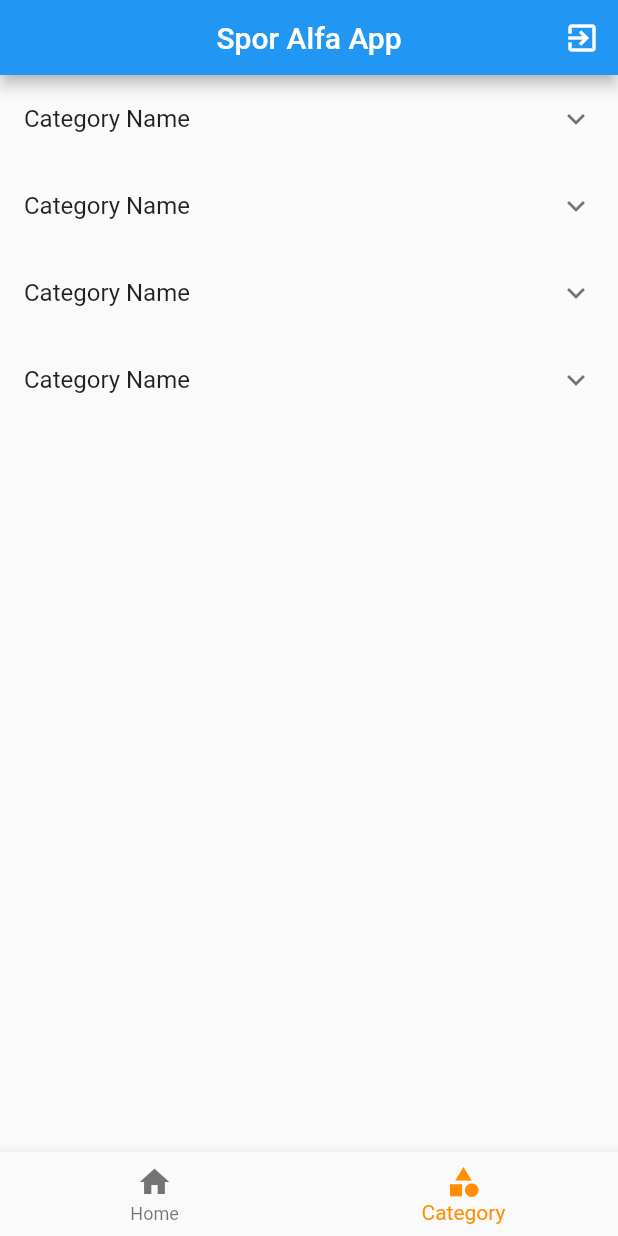
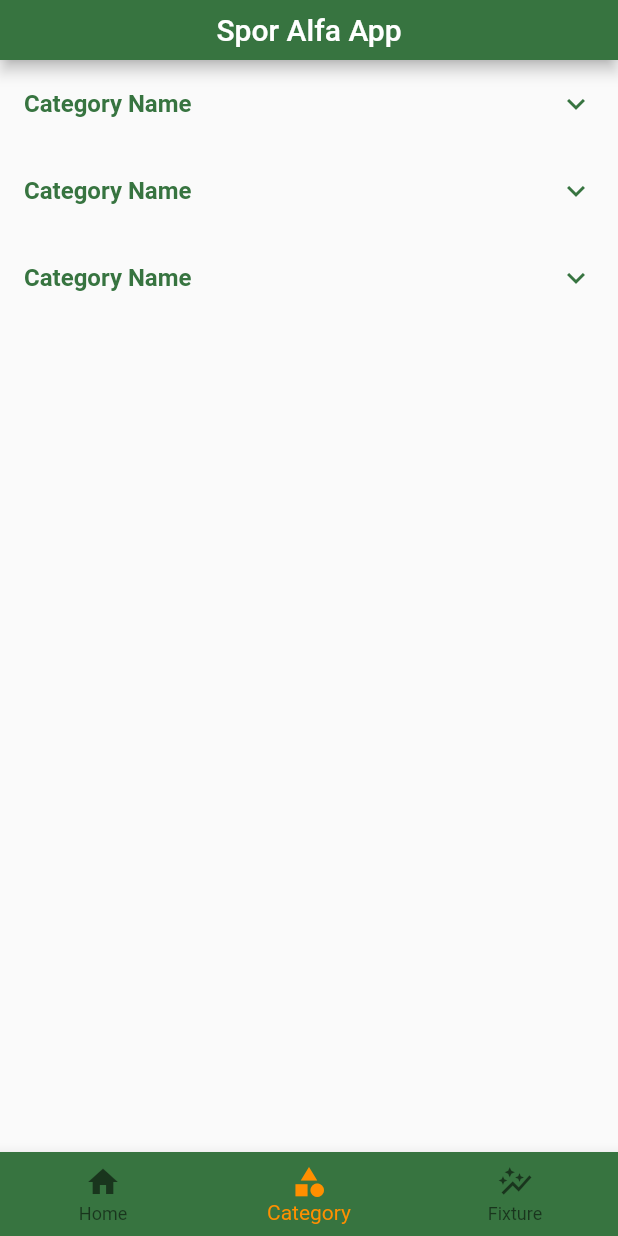
Before and after one commit to 0xmudur/spor-alfa-app, a Flutter app: the screen it shows after launch, item 2 of the bottom bar chosen, on a phone screen of 412 x 824 dp. Run offline on Flutter 3.47's test engine with Material 2 defaults, Android fonts, the phone set to English and light mode, and no system bars; our stand-ins replace carousel_slider, firebase_core, firebase_messaging, flutter_local_notifications, flutter_svg, get_it and 1 more; accounts and stored records are empty; network calls fail.

Commit message:
Theme color added

```diff
--- a/lib/common/spor_alfa_app_bar.dart
+++ b/lib/common/spor_alfa_app_bar.dart
@@ -1,28 +1,19 @@
 import 'package:flutter/material.dart';
+import 'package:spor_alfa_app/common/spor_alfa_theme.dart';
 
 class SporAlfaAppBar extends StatelessWidget implements PreferredSizeWidget {
   const SporAlfaAppBar({Key? key}) : super(key: key);
 
   @override
-  Size get preferredSize => const Size.fromHeight(50);
+  Size get preferredSize => const Size.fromHeight(40);
 
   @override
   Widget build(BuildContext context) {
     return AppBar(
+      backgroundColor: SporAlfaTheme.primaryColor,
       centerTitle: true,
       title: const Text('Spor Alfa App'),
-      actions: <Widget>[
-        IconButton(
-          icon: const Icon(
-            Icons.exit_to_app,
-            color: Colors.white,
-          ),
-          onPressed: () {
-            // FirebaseAuth.instance.signOut();
-            // _confirmSignOutAlert(context);
-          },
-        ),
-      ],
+
     );
   }
 }
--- a/lib/common/theme.dart
+++ b/lib/common/spor_alfa_theme.dart
@@ -17,9 +17,9 @@ class SporAlfaTheme {
   static TextTheme get textTheme => _textTheme;
   static final AppBarTheme _appBarTheme = const AppBarTheme().copyWith(elevation: 0);
   static AppBarTheme get appBarTheme => _appBarTheme;
-  static const Color _primaryColor = Color.fromRGBO(214, 94, 94, 1);
+  static const Color _primaryColor = Color.fromRGBO(55, 116, 64, 1);
   static Color get primaryColor => _primaryColor;
-  static const TextSelectionThemeData _textSelectionTheme = TextSelectionThemeData(cursorColor: Color.fromRGBO(214, 94, 94, 1));
+  static const TextSelectionThemeData _textSelectionTheme = TextSelectionThemeData(cursorColor: Color.fromRGBO(55, 116, 64, 1));
   static TextSelectionThemeData get textSelectionTheme => _textSelectionTheme;
   static const ButtonThemeData _buttonTheme = ButtonThemeData();
   static ButtonThemeData get buttonTheme => _buttonTheme;
--- a/lib/main_view.dart
+++ b/lib/main_view.dart
@@ -1,5 +1,7 @@
 import 'package:flutter/material.dart';
 import 'package:spor_alfa_app/common/spor_alfa_app_bar.dart';
+import 'package:spor_alfa_app/common/spor_alfa_theme.dart';
+import 'package:spor_alfa_app/view/fixture_view/fixture_view.dart';
 import 'package:spor_alfa_app/view/home_view/home_view.dart';
 import 'package:provider/provider.dart';
 
@@ -14,6 +16,7 @@ class MainView extends StatelessWidget {
   final List<Widget> _widgetOptions = <Widget>[
     const HomeView(),
      CategoryView(),
+    FixtureView()
   ];
 
   MainView({Key? key}) : super(key: key);
@@ -28,6 +31,7 @@ class MainView extends StatelessWidget {
           appBar: const SporAlfaAppBar(),
           body: _widgetOptions.elementAt(model.selectedIndex),
           bottomNavigationBar: BottomNavigationBar(
+            backgroundColor: SporAlfaTheme.primaryColor,
             items: const <BottomNavigationBarItem>[
               BottomNavigationBarItem(
                 icon: Icon(Icons.home),
@@ -37,6 +41,11 @@ class MainView extends StatelessWidget {
               BottomNavigationBarItem(
                 icon: Icon(Icons.category),
                 label: 'Category',
+                backgroundColor: Colors.purple,
+              ),
+              BottomNavigationBarItem(
+                icon: Icon(Icons.auto_graph),
+                label: 'Fixture',
                 backgroundColor: Colors.purple,
               ),
             ],
--- a/lib/view/catogory_view/category_view.dart
+++ b/lib/view/catogory_view/category_view.dart
@@ -1,5 +1,5 @@
 import 'package:flutter/material.dart';
-
+import 'package:spor_alfa_app/common/spor_alfa_theme.dart';
 
 class CategoryView extends StatelessWidget {
   const CategoryView({Key? key}) : super(key: key);
@@ -8,51 +8,99 @@ class CategoryView extends StatelessWidget {
   Widget build(BuildContext context) {
     return ListView(
       children: [
-        ExpansionTile(title: Text('Category Name'), children: [
+        ExpansionTile(
+          collapsedIconColor: SporAlfaTheme.primaryColor,
+          collapsedTextColor: SporAlfaTheme.primaryColor,
+          textColor: SporAlfaTheme.primaryColor,
+          iconColor: SporAlfaTheme.primaryColor,
+          title: Text('Category Name', style:TextStyle(fontWeight: FontWeight.bold),),
+          children: [
             ListView(
               shrinkWrap: true,
               physics: ClampingScrollPhysics(),
               children: [
-            Padding(padding: const EdgeInsets.only(left: 24, top: 8, bottom: 8 ), child: Text('Subcategory'),),
-            Padding(padding: const EdgeInsets.only(left: 24, top: 8, bottom: 8 ), child: Text('Subcategory'),),
-            Padding(padding: const EdgeInsets.only(left: 24, top: 8, bottom: 8 ), child: Text('Subcategory'),),
-            Padding(padding: const EdgeInsets.only(left: 24, top: 8, bottom: 8 ), child: Text('Subcategory'),),
-          ],)
-        ],),
-        ExpansionTile(title: Text('Category Name'), children: [
+                Padding(
+                  padding: const EdgeInsets.only(left: 24, top: 8, bottom: 8),
+                  child: Text('Subcategory'),
+                ),
+                Padding(
+                  padding: const EdgeInsets.only(left: 24, top: 8, bottom: 8),
+                  child: Text('Subcategory'),
+                ),
+                Padding(
+                  padding: const EdgeInsets.only(left: 24, top: 8, bottom: 8),
+                  child: Text('Subcategory'),
+                ),
+                Padding(
+                  padding: const EdgeInsets.only(left: 24, top: 8, bottom: 8),
+                  child: Text('Subcategory'),
+                ),
+              ],
+            )
+          ],
+        ),
+        ExpansionTile(
+          collapsedIconColor: SporAlfaTheme.primaryColor,
+          collapsedTextColor: SporAlfaTheme.primaryColor,
+          textColor: SporAlfaTheme.primaryColor,
+          iconColor: SporAlfaTheme.primaryColor,
+          title: Text('Category Name', style:TextStyle(fontWeight: FontWeight.bold),),
+          children: [
             ListView(
               shrinkWrap: true,
               physics: ClampingScrollPhysics(),
               children: [
-              Padding(padding: const EdgeInsets.only(left: 24, top: 8, bottom: 8 ), child: Text('Subcategory'),),
-              Padding(padding: const EdgeInsets.only(left: 24, top: 8, bottom: 8 ), child: Text('Subcategory'),),
-              Padding(padding: const EdgeInsets.only(left: 24, top: 8, bottom: 8 ), child: Text('Subcategory'),),
-              Padding(padding: const EdgeInsets.only(left: 24, top: 8, bottom: 8 ), child: Text('Subcategory'),),
-            ],)
-        ],),
-        ExpansionTile(title: Text('Category Name'), children: [
+                Padding(
+                  padding: const EdgeInsets.only(left: 24, top: 8, bottom: 8),
+                  child: Text('Subcategory'),
+                ),
+                Padding(
+                  padding: const EdgeInsets.only(left: 24, top: 8, bottom: 8),
+                  child: Text('Subcategory'),
+                ),
+                Padding(
+                  padding: const EdgeInsets.only(left: 24, top: 8, bottom: 8),
+                  child: Text('Subcategory'),
+                ),
+                Padding(
+                  padding: const EdgeInsets.only(left: 24, top: 8, bottom: 8),
+                  child: Text('Subcategory'),
+                ),
+              ],
+            )
+          ],
+        ),
+        ExpansionTile(
+          collapsedIconColor: SporAlfaTheme.primaryColor,
+          collapsedTextColor: SporAlfaTheme.primaryColor,
+          textColor: SporAlfaTheme.primaryColor,
+          iconColor: SporAlfaTheme.primaryColor,
+          title: Text('Category Name', style:TextStyle(fontWeight: FontWeight.bold),),
+          children: [
             ListView(
               shrinkWrap: true,
               physics: ClampingScrollPhysics(),
               children: [
-              Padding(padding: const EdgeInsets.only(left: 24, top: 8, bottom: 8 ), child: Text('Subcategory'),),
-              Padding(padding: const EdgeInsets.only(left: 24, top: 8, bottom: 8 ), child: Text('Subcategory'),),
-              Padding(padding: const EdgeInsets.only(left: 24, top: 8, bottom: 8 ), child: Text('Subcategory'),),
-              Padding(padding: const EdgeInsets.only(left: 24, top: 8, bottom: 8 ), child: Text('Subcategory'),),
-            ],)
-        ],),
-        ExpansionTile(title: Text('Category Name'), children: [
-          ListView(
-            shrinkWrap: true,
-            physics: ClampingScrollPhysics(),
-            children: [
-              Padding(padding: const EdgeInsets.only(left: 24, top: 8, bottom: 8 ), child: Text('Subcategory'),),
-              Padding(padding: const EdgeInsets.only(left: 24, top: 8, bottom: 8 ), child: Text('Subcategory'),),
-              Padding(padding: const EdgeInsets.only(left: 24, top: 8, bottom: 8 ), child: Text('Subcategory'),),
-              Padding(padding: const EdgeInsets.only(left: 24, top: 8, bottom: 8 ), child: Text('Subcategory'),),
-            ],)
-        ],),
-
+                Padding(
+                  padding: const EdgeInsets.only(left: 24, top: 8, bottom: 8),
+                  child: Text('Subcategory'),
+                ),
+                Padding(
+                  padding: const EdgeInsets.only(left: 24, top: 8, bottom: 8),
+                  child: Text('Subcategory'),
+                ),
+                Padding(
+                  padding: const EdgeInsets.only(left: 24, top: 8, bottom: 8),
+                  child: Text('Subcategory'),
+                ),
+                Padding(
+                  padding: const EdgeInsets.only(left: 24, top: 8, bottom: 8),
+                  child: Text('Subcategory'),
+                ),
+              ],
+            )
+          ],
+        ),
       ],
     );
   }
--- a/lib/view/home_view/widget/image_slider_widget.dart
+++ b/lib/view/home_view/widget/image_slider_widget.dart
@@ -26,8 +26,6 @@ class _ImageSliderWidgetState extends State<ImageSliderWidget> {
 
     final List<Widget> imageSliders = imgList
         .map((item) => Container(
-
-          margin: const EdgeInsets.all(5.0),
           decoration: BoxDecoration(boxShadow: [
             BoxShadow(
               color: Colors.grey.withOpacity(0.5),
@@ -37,7 +35,7 @@ class _ImageSliderWidgetState extends State<ImageSliderWidget> {
             ),
           ],),
           child: ClipRRect(
-              borderRadius: const BorderRadius.all(Radius.circular(5.0)),
+              borderRadius: const BorderRadius.all(Radius.circular(8.0)),
               child: Stack(
                 children: <Widget>[
                   Image.network(item, fit: BoxFit.cover, width: 1000.0),
--- a/lib/view/home_view/widget/news_container_focus_widget.dart
+++ b/lib/view/home_view/widget/news_container_focus_widget.dart
@@ -1,5 +1,6 @@
 import 'package:flutter/cupertino.dart';
 import 'package:flutter/material.dart';
+import 'package:spor_alfa_app/common/spor_alfa_theme.dart';
 
 class NewsContainerFocusWidget extends StatefulWidget {
 
@@ -23,7 +24,7 @@ class _NewsContainerFocusWidgetState extends State<NewsContainerFocusWidget> {
     return Container(
       decoration: BoxDecoration(
         borderRadius: BorderRadius.circular(10),
-        border: Border.all(color: Colors.grey, width: 1),
+        border: Border.all(color: SporAlfaTheme.primaryColor, width: 1),
         boxShadow: [
           BoxShadow(
             color: Colors.grey.withOpacity(0.3),
@@ -36,7 +37,7 @@ class _NewsContainerFocusWidgetState extends State<NewsContainerFocusWidget> {
       child: Stack(
         children: [
           ClipRRect(
-              borderRadius: BorderRadius.circular(10.0),
+              borderRadius: BorderRadius.circular(9.0),
               child: Image.network(imgList[2],
                   fit: BoxFit.fill, width: 1000.0)),
           Positioned(
```
Also changed, not shown: lib/view/fixture_view/fixture_view.dart (+10 -0 lines), lib/view/home_view/home_view.dart (+11 -12 lines), lib/view/home_view/widget/news_container_more_widget.dart (+28 -15 lines), lib/view/home_view/widget/social_media_links_widget.dart (added, +30 -0 lines), assets/images/icons8-facebook-240.png (added), assets/images/icons8-facebook.svg (deleted), assets/images/icons8-instagram-240.png (added), assets/images/icons8-instagram.svg (deleted), assets/images/icons8-twitter-240.png (added), assets/images/icons8-twitter.svg (deleted). Lines whose indentation alone changed are shown as unchanged.
